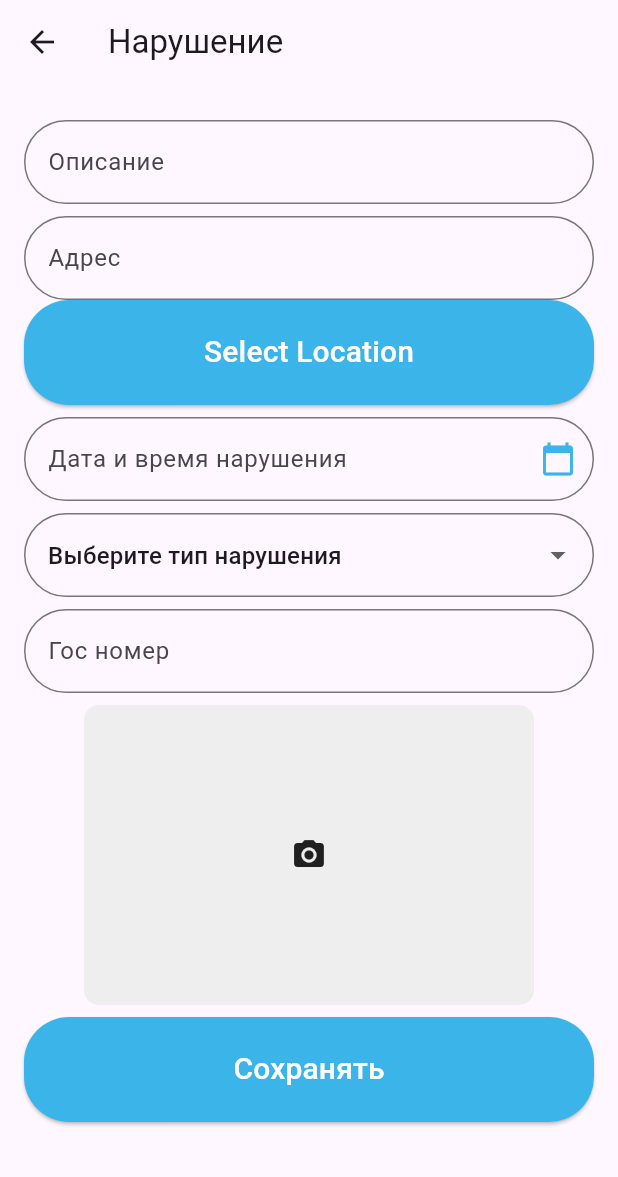
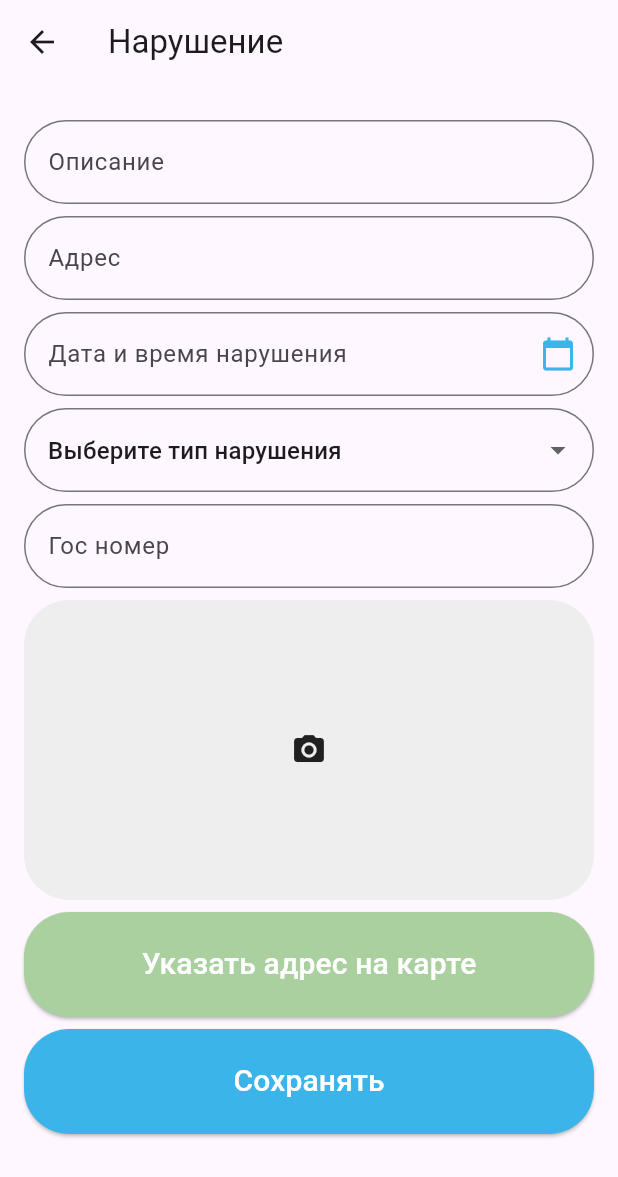
Before and after one commit to Amanturov7/jol_tartip_flutter, a Flutter app: the ViolationFormPage screen opened directly, on a phone screen of 412 x 824 dp. Shown: the top 1177 px of the screen. Run offline on Flutter 3.47's test engine with Material 3 defaults, Android fonts, the phone set to English and light mode, and no system bars; our stand-ins replace easy_localization, flutter_map, image_picker, latlong2, shared_preferences; accounts and stored records are empty; network calls fail.

Commit message:
review application form

```diff
--- a/lib/forms/application_form.dart
+++ b/lib/forms/application_form.dart
@@ -7,7 +7,7 @@ import 'package:image_picker/image_picker.dart';
 import 'package:easy_localization/easy_localization.dart';
 import 'package:jol_tartip_flutter/constants.dart';
 import 'package:jol_tartip_flutter/map_marker.dart';
-import 'image_selector_box.dart'; // Импортируем класс ImageSelectorBox
+import 'image_selector_box.dart';
 import 'package:shared_preferences/shared_preferences.dart';
 import 'package:latlong2/latlong.dart';
 
@@ -65,8 +65,8 @@ void _handleLocationSelection(double latitude, double longitude) {
 
   if (location != null) {
     setState(() {
-      lat = location[0]; // Извлекаем первое значение - широту
-      lon = location[1]; // Извлекаем второе значение - долготу
+      lat = location[0];
+      lon = location[1];
       print(lat);
       print(lon);
     });
@@ -160,7 +160,6 @@ void _handleLocationSelection(double latitude, double longitude) {
             await uploadFile(applicationId);
           }
 
-          // Закрытие страницы формы после успешного создания записи
           Navigator.pop(context);
         } else {
           print('Failed to submit form');
@@ -311,34 +310,6 @@ void _handleLocationSelection(double latitude, double longitude) {
                     ),
                   ),
                 ),
-                ElevatedButton(
-  onPressed: () {
-    Navigator.push(
-      context,
-      MaterialPageRoute(
-        builder: (context) => MapMarkerPage(
-          onSave: _handleLocationSelection, // Передаем функцию обратного вызова
-        ),
-      ),
-    );
-  },
-  child: Container(
-    width: double.infinity,
-    padding: EdgeInsets.all(16),
-    alignment: Alignment.center,
-    child: Text(
-      'Select Location',
-      style: TextStyle(fontSize: 20, color: Colors.white),
-    ),
-  ),
-  style: ElevatedButton.styleFrom(
-    backgroundColor: Color(0xFF3BB5E9),
-    shape: RoundedRectangleBorder(
-      borderRadius: BorderRadius.circular(30),
-    ),
-    minimumSize: Size(double.infinity, 70),
-  ),
-),
                 SizedBox(height: 8),
                 TextFormField(
                   readOnly: true,
@@ -429,6 +400,7 @@ void _handleLocationSelection(double latitude, double longitude) {
                     ),
                   ),
                 ),
+
                 SizedBox(height: 8),
                 ImageSelectorBox(
                   onSelectImage: (image) {
@@ -437,6 +409,35 @@ void _handleLocationSelection(double latitude, double longitude) {
                     });
                   },
                   imageFile: _image,
+                ),
+                 SizedBox(height: 8),
+                ElevatedButton(
+                  onPressed: () {
+                    Navigator.push(
+                      context,
+                      MaterialPageRoute(
+                        builder: (context) => MapMarkerPage(
+                          onSave: _handleLocationSelection,
+                        ),
+                      ),
+                    );
+                  },
+
+                  child: Container(
+                    width: double.infinity,
+                    alignment: Alignment.center,
+                    child: Text(
+                      'Указать адрес на карте',
+                      style: TextStyle(fontSize: 20, color: Colors.white),
+                    ),
+                  ),
+                  style: ElevatedButton.styleFrom(
+                    backgroundColor: Color.fromARGB(255, 169,208,158),
+                    shape: RoundedRectangleBorder(
+                      borderRadius: BorderRadius.circular(30),
+                    ),
+                    minimumSize: Size(double.infinity, 70),
+                  ),
                 ),
                 SizedBox(height: 8),
                 ElevatedButton(
--- a/lib/forms/image_selector_box.dart
+++ b/lib/forms/image_selector_box.dart
@@ -27,11 +27,10 @@ class _ImageSelectorBoxState extends State<ImageSelectorBox> {
             _showImagePicker(context);
           },
           child: Container(
-            width: 300,
             height: 200,
             decoration: BoxDecoration(
               color: Colors.grey[200],
-              borderRadius: BorderRadius.circular(10),
+              borderRadius: BorderRadius.circular(30),
             ),
             child: Center(
               child: widget.imageFile != null
--- a/lib/main.dart
+++ b/lib/main.dart
@@ -8,7 +8,7 @@ import './screen/notifications_page.dart';
 import './screen/profile_page.dart';
 import './screen/complaints_page.dart';
 import './screen/forms.dart';
-import './settings_page.dart'; // Импорт новой страницы настроек
+import './settings_page.dart';
 
 void main() async {
   WidgetsFlutterBinding.ensureInitialized();
```
Also changed, not shown: lib/applications/applications_list.dart (+3 -8 lines), lib/forms/review_form.dart (+75 -14 lines), lib/map_marker.dart (+7 -7 lines).
